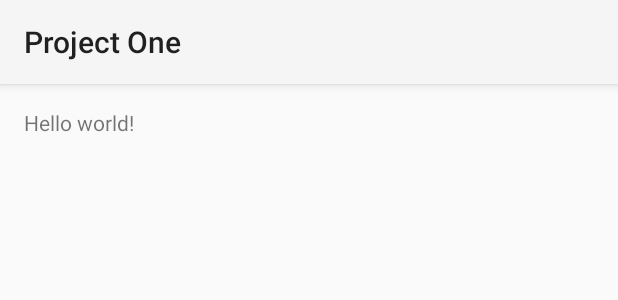
After one commit to carvbapt/Project_One, an Android app: the layout activity_dash_board.xml on its own in the app's theme, with its tools: preview values and no code run, on a phone screen of 412 x 824 dp. The commit adds this screen. Shown: the top 300 px of the screen. Run offline under Robolectric (Android 15) with nearby library versions, the phone set to English and light mode, and no system bars.

Commit message:
refresh dashboard

```diff
--- a/app/src/main/AndroidManifest.xml
+++ b/app/src/main/AndroidManifest.xml
@@ -16,6 +16,10 @@
                 <category android:name="android.intent.category.LAUNCHER" />
             </intent-filter>
         </activity>
+        <activity
+            android:name=".DashBoardActivity"
+            android:label="@string/title_activity_dash_board" >
+        </activity>
     </application>
 
 </manifest>
--- /dev/null
+++ b/app/src/main/res/layout/activity_dash_board.xml
@@ -0,0 +1,12 @@
+<RelativeLayout xmlns:android="http://schemas.android.com/apk/res/android"
+    xmlns:tools="http://schemas.android.com/tools" android:layout_width="match_parent"
+    android:layout_height="match_parent" android:paddingLeft="@dimen/activity_horizontal_margin"
+    android:paddingRight="@dimen/activity_horizontal_margin"
+    android:paddingTop="@dimen/activity_vertical_margin"
+    android:paddingBottom="@dimen/activity_vertical_margin"
+    tools:context="com.android.exemplo.projectone.DashBoardActivity">
+
+    <TextView android:text="@string/hello_world" android:layout_width="wrap_content"
+        android:layout_height="wrap_content" />
+
+</RelativeLayout>
--- /dev/null
+++ b/app/src/main/res/menu/menu_dash_board.xml
@@ -0,0 +1,6 @@
+<menu xmlns:android="http://schemas.android.com/apk/res/android"
+    xmlns:tools="http://schemas.android.com/tools"
+    tools:context="com.android.exemplo.projectone.DashBoardActivity">
+    <item android:id="@+id/action_settings" android:title="@string/action_settings"
+        android:orderInCategory="100" android:showAsAction="never" />
+</menu>
--- a/app/src/main/res/values/strings.xml
+++ b/app/src/main/res/values/strings.xml
@@ -3,4 +3,5 @@
 
     <string name="hello_world">Hello world!</string>
     <string name="action_settings">Settings</string>
+    <string name="title_activity_dash_board">DashBoardActivity</string>
 </resources>
```
Also changed, not shown: app/src/main/java/com/android/exemplo/projectone/DashBoardActivity.java (added, +38 -0 lines).
